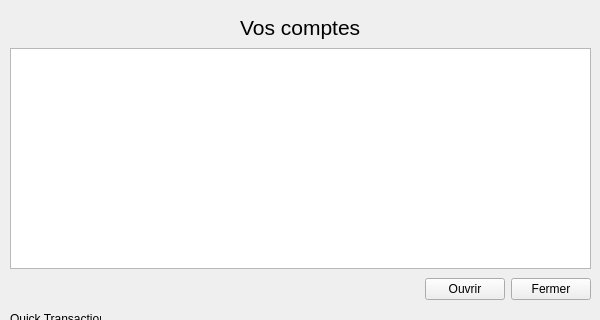
Old version of the form uiclient.ui in the repository ImaneDara/Banking_system; both pictures show x 0 to 600 and y 0 to 320 of the 600 by 465 pixel window.
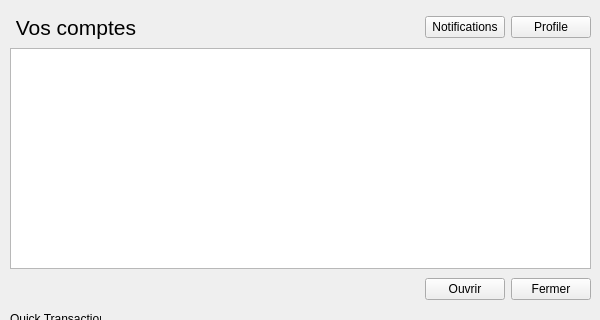
New version of the form.

The edit to the form file:
```diff
--- a/uiclient.ui
+++ b/uiclient.ui
@@ -36,19 +36,6 @@
      </rect>
     </property>
     <layout class="QHBoxLayout" name="horizontalLayoutNorth">
-     <item>
-      <spacer name="horizontalSpacerLeft">
-       <property name="orientation">
-        <enum>Qt::Horizontal</enum>
-       </property>
-       <property name="sizeHint" stdset="0">
-        <size>
-         <width>40</width>
-         <height>20</height>
-        </size>
-       </property>
-      </spacer>
-     </item>
      <item>
       <widget class="QLabel" name="labelTitle">
        <property name="font">
@@ -57,7 +44,7 @@
         </font>
        </property>
        <property name="text">
-        <string>Vos comptes</string>
+        <string> Vos comptes</string>
        </property>
       </widget>
      </item>
@@ -74,6 +61,20 @@
        </property>
       </spacer>
      </item>
+     <item>
+      <widget class="QPushButton" name="pushButtonNotification">
+       <property name="text">
+        <string>Notifications</string>
+       </property>
+      </widget>
+     </item>
+     <item>
+      <widget class="QPushButton" name="pushButtonProfile">
+       <property name="text">
+        <string>Profile</string>
+       </property>
+      </widget>
+     </item>
     </layout>
    </widget>
    <widget class="QWidget" name="horizontalLayoutWidget_2">
```
Left out of the diff: 14 changed lines with no effect on the pictures.
